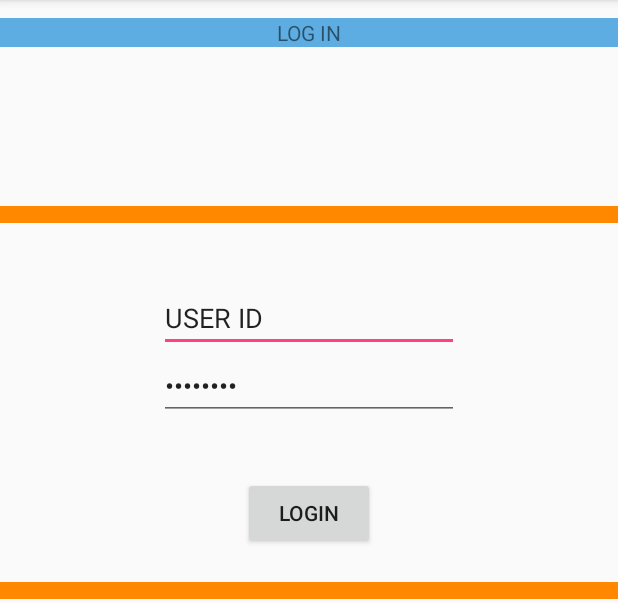
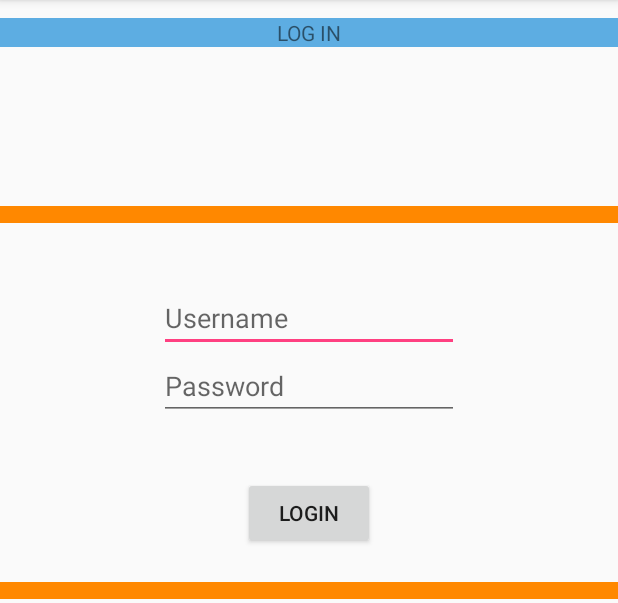
Before and after one commit to anmolw/CP3405-App, an Android app: the screen it shows after launch (MainActivity), after a tap on "LOGIN", on a phone screen of 412 x 824 dp, the part 84-687 px from its top. Run offline under Robolectric (Android 15) with nearby library versions, the phone set to English and light mode, and no system bars; our stand-ins replace Volley; network calls fail.

```diff
--- a/Dining/app/src/main/java/com/example/primepc/dining/MainActivity.java
+++ b/Dining/app/src/main/java/com/example/primepc/dining/MainActivity.java
@@ -53,9 +53,12 @@ public class MainActivity extends AppCompatActivity {
                             JSONObject jsonObject=new JSONObject(response);
                             if(jsonObject.has("token")){
                                 Toast.makeText(getApplicationContext(),"token" + jsonObject.getString("token"),Toast.LENGTH_SHORT).show();
+                                Toast.makeText(MainActivity.this,"Successful login",Toast.LENGTH_LONG).show();
                                 startActivity(new Intent(getApplicationContext(),MenuActivity.class));
                         }else{
+                                Toast.makeText(MainActivity.this,"Invalid credentials,Please try again",Toast.LENGTH_LONG).show();
                                 Toast.makeText(getApplicationContext(),"Error"+jsonObject.getString("error"),Toast.LENGTH_SHORT).show();
+                            //    Toast.makeText(MainActivity.this,"Invalid credentials,Please try again",Toast.LENGTH_LONG).show();
 
                             }
                         } catch (JSONException e) {
@@ -66,6 +69,7 @@ public class MainActivity extends AppCompatActivity {
                     }, new ErrorListener() {
                     @Override
                     public void onErrorResponse(VolleyError error) {
+                        Toast.makeText(MainActivity.this,"Invalid credentials,Please try again",Toast.LENGTH_LONG).show();
 
                     }
                 }){
--- a/Dining/app/src/main/res/layout/activity_main.xml
+++ b/Dining/app/src/main/res/layout/activity_main.xml
@@ -12,6 +12,7 @@
         android:layout_alignParentStart="true"
         android:layout_marginBottom="86dp"
         android:background="@android:color/holo_orange_dark" />
+
     <EditText
         android:id="@+id/id"
         android:layout_width="200dp"
@@ -20,7 +21,7 @@
         android:layout_alignParentTop="true"
         android:layout_centerHorizontal="true"
         android:layout_marginTop="189dp"
-        android:text="USER ID" />
+        android:hint="Username" />
 
     <EditText
         android:id="@+id/id2"
@@ -30,8 +31,8 @@
         android:layout_alignLeft="@+id/id"
         android:layout_alignStart="@+id/id"
         android:layout_below="@+id/id"
-        android:inputType="textPassword"
-        android:text="PASSWORD" />
+        android:hint="Password"
+        android:inputType="textPassword" />
 
 
     <Button
```
